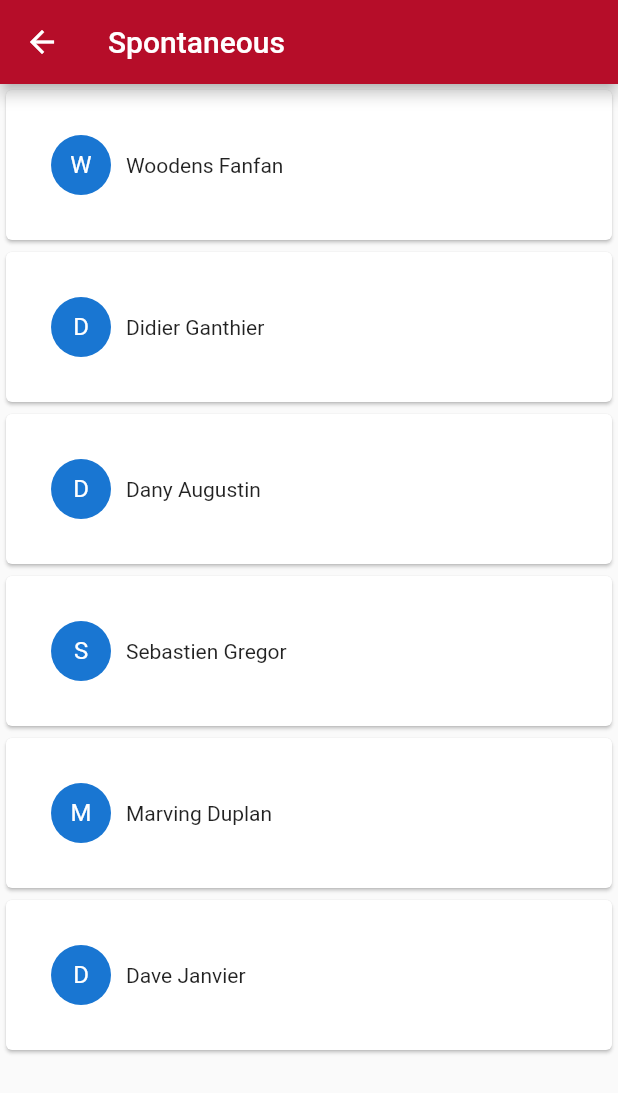
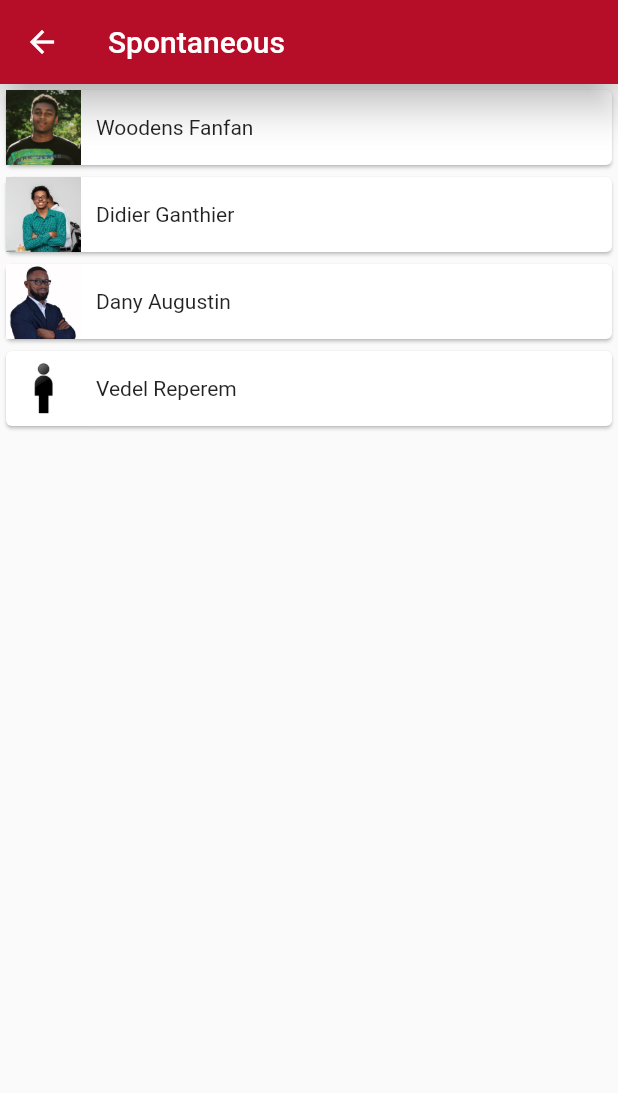
Before and after one commit to SanManke/don_de_sang_0.1, a Flutter app: the Don screen opened directly, after a tap on "SPONTANEOUS DONOR", on a phone screen of 412 x 824 dp. Shown: the top 1093 px of the screen. Run offline on Flutter 3.47's test engine with Material 2 defaults, Android fonts, the phone set to English and light mode, and no system bars.

Commit message:
contact detail page

```diff
--- a/lib/don/don_page.dart
+++ b/lib/don/don_page.dart
@@ -1,7 +1,7 @@
 import 'package:don_de_sang/don/don_regular.dart';
+import 'package:don_de_sang/don/sponta.dart';
 import 'package:flutter/material.dart';
 import 'package:flutter/rendering.dart';
-import 'don_spontaneous.dart';
 
 class Don extends StatefulWidget {
   @override
@@ -12,12 +12,17 @@ class _DonState extends State<Don> {
   @override
   Widget build(BuildContext context) {
     return Scaffold(
+      appBar: AppBar(
+        backgroundColor: Color(0xffb60d29),
+        title: Text('Regular'),
+      ),
       body: ListView(
         children: [
-          _top(),
-          SizedBox(height: 150.0,),
+          SizedBox(
+            height: 150.0,
+          ),
           Container(
-            padding: EdgeInsets.symmetric(vertical: 25),
+            padding: EdgeInsets.symmetric(vertical: 25, horizontal: 40),
             width: double.infinity,
             child: RaisedButton(
               elevation: 5,
@@ -43,7 +48,7 @@ class _DonState extends State<Don> {
             ),
           ),
           Container(
-            padding: EdgeInsets.symmetric(vertical: 25),
+            padding: EdgeInsets.symmetric(vertical: 25, horizontal: 40),
             width: double.infinity,
             child: RaisedButton(
               elevation: 5,
@@ -51,7 +56,7 @@ class _DonState extends State<Don> {
                 Navigator.push(
                   context,
                   MaterialPageRoute(builder: (context) {
-                    return Spontaneous();
+                    return ListSpontaneous();
                   }),
                 );
               },
@@ -72,39 +77,4 @@ class _DonState extends State<Don> {
       ),
     );
   }
-
-  _top() {
-    return Container(
-      padding: EdgeInsets.all(16.0),
-      decoration: BoxDecoration(
-        color: Color(0xffb60d29),
-      ),
-      child: Column(
-        children: [
-          Row(
-            mainAxisAlignment: MainAxisAlignment.spaceBetween,
-            children: [
-              Row(
-                children: [
-                  CircleAvatar(
-                    backgroundImage: AssetImage("assets/woodens.jpg"),
-                  ),
-                  SizedBox(
-                    width: 10.0,
-                  ),
-                  Text(
-                    'DON',
-                    style: TextStyle(
-                        fontFamily: 'BebasNeue',
-                        fontSize: 30.0,
-                        color: Colors.white),
-                  ),
-                ],
-              ),
-            ],
-          ),
-        ],
-      ),
-    );
-  }
 }
--- a/lib/don/don_regular.dart
+++ b/lib/don/don_regular.dart
@@ -89,14 +89,14 @@ class _Don_RegularState extends State<Don_Regular> {
                   _selectDate(context);
                 });
               },
-              padding: EdgeInsets.all(20),
+              padding: EdgeInsets.symmetric(vertical:20, horizontal: 50),
               shape: RoundedRectangleBorder(
                   borderRadius: BorderRadius.circular(15),
               ),
               color: Color(0xffb60d29),
               child: Text(
                 'Availability',
-                style: TextStyle(fontFamily: 'BebasNeue', color: Colors.white),
+                style: TextStyle(fontFamily: 'BebasNeue', color: Colors.white, fontSize: 25),
               ),
             ),
           )
--- a/lib/don/don_spontaneous.dart
+++ /dev/null
@@ -1,57 +0,0 @@
-import 'package:flutter/material.dart';
-import 'dart:async';
-import 'package:http/http.dart' as http;
-import 'dart:convert';
-
-class Spontaneous extends StatefulWidget {
-  @override
-  _SpontaneousState createState() => _SpontaneousState();
-}
-
-class _SpontaneousState extends State<Spontaneous> {
-
-  List<String> Names = [
-    'Woodens Fanfan', 'Didier Ganthier', 'Dany Augustin', 'Sebastien Gregor', 'Marving Duplan', 'Dave Janvier',
-  ];
-
-  @override
-  Widget build(BuildContext context) {
-    return Scaffold(
-      appBar: AppBar(
-        backgroundColor: Color(0xffb60d29),
-        title: Text('Spontaneous'),
-
-      ),
-      body: Container(
-        child: ListView.builder(
-            itemBuilder: (_,int index) => EachList(this.Names[index]),
-          itemCount: this.Names.length,
-        ),
-      )
-    );
-  }
-}
-
-class EachList extends StatelessWidget {
-
-
-  final String name;
-  EachList(this.name);
-
-
-  @override
-  Widget build(BuildContext context) {
-    return Card(
-      child: Container(
-        padding: EdgeInsets.all(30),
-        child: Row(
-          children: [
-            CircleAvatar(child: Text(name[0]),),
-            Padding(padding: EdgeInsets.only(right: 10.0)),
-            Text(name),
-          ],
-        ),
-      ),
-    );
-  }
-}
--- /dev/null
+++ b/lib/don/sponta.dart
@@ -0,0 +1,177 @@
+import 'package:flutter/material.dart';
+
+class ListSpontaneous extends StatefulWidget {
+  @override
+  _ListSpontaneousState createState() => _ListSpontaneousState();
+}
+
+class _ListSpontaneousState extends State<ListSpontaneous> {
+
+  var listName = [
+    "Woodens Fanfan",
+    "Didier Ganthier",
+    "Dany Augustin",
+    "Vedel Reperem",
+  ];
+
+  var description = [
+    "AB+",
+    "A+",
+    "O+",
+    "AB-",
+  ];
+
+  var imgList = [
+    "assets/woodens.jpg",
+    "assets/didier.jpeg",
+    "assets/dany.jpeg",
+    "assets/vedel.png",
+  ];
+
+  var listHopital = [
+    "Hopital Espoir",
+    "Hopital de fermathe",
+    "Hopital de Cap",
+    "Hopital des cayes"
+  ];
+
+  var phoneNumber = [
+    "32151575",
+    "32171717",
+    "43797797",
+    "24335676"
+  ];
+
+  @override
+  Widget build(BuildContext context) {
+    double width = MediaQuery.of(context).size.width * 0.7;
+    return Scaffold(
+      appBar: AppBar(
+        backgroundColor: Color(0xffb60d29),
+        title: Text('Spontaneous'),
+        elevation: 10,
+      ),
+      body: ListView.builder(
+          itemCount: imgList.length,
+          itemBuilder: (context, index){
+            return GestureDetector(
+              onTap: () {
+                showDialogFunc(context, imgList[index], listName[index], description[index], listHopital[index], phoneNumber[index]);
+              },
+              child: Card(
+                child: Row(
+                  children: [
+                    Container(
+                      width: 50,
+                      height: 50,
+                      child: Image.asset(imgList[index]),
+                    ),
+                    Padding(
+                        padding: const EdgeInsets.all(10.0),
+                      child: Column(
+                        crossAxisAlignment: CrossAxisAlignment.start,
+                        children: [
+                          Text(listName[index],
+
+                          ),
+
+                        ],
+                      ),
+                    ),
+                  ],
+                )
+              ),
+            );
+          }
+      ),
+    );
+  }
+}
+
+showDialogFunc(context, img, title , desc, hop , phone){
+  return showDialog(
+    context: context,
+    builder: (context){
+      return Center(
+        child: Material(
+          type: MaterialType.transparency,
+          child: Container(
+            decoration: BoxDecoration(
+              borderRadius: BorderRadius.circular(10),
+              color: Colors.white
+            ),
+            padding: EdgeInsets.all(15),
+            width: MediaQuery.of(context).size.width * 0.8,
+            height: 400,
+            child: Column(
+              crossAxisAlignment: CrossAxisAlignment.center,
+              children: [
+                ClipRRect(
+                  borderRadius: BorderRadius.circular(5),
+                  child: Image.asset(img,
+                    width: 150,
+                    height: 150,
+                  ),
+                ),
+                SizedBox(height: 10,),
+                Text(
+                  title,
+                  style: TextStyle(
+                    fontWeight: FontWeight.bold,
+                    fontSize: 20,
+                    fontFamily: "BebasNeue",
+                    color: Colors.black87,
+                  ),
+                ),
+                SizedBox(height: 10,),
+                Text(
+                  desc,
+                  style: TextStyle(
+                    fontSize: 15,
+                    color: Color(0xffb60d29),
+                  ),
+                  textAlign: TextAlign.center,
+                ),
+                SizedBox(height: 10,),
+                Text(
+                  hop,
+                  style: TextStyle(
+                    fontSize: 20,
+                    fontWeight: FontWeight.bold,
+                    color: Colors.black87
+                  ),
+                ),
+                SizedBox(height: 10,),
+                Text(phone,
+                style: TextStyle(color: Color(0xffb60d29),),
+                ),
+                SizedBox(height: 10,),
+                Container(
+                  padding: EdgeInsets.symmetric(vertical: 10,),
+                  width: double.infinity,
+                  child: RaisedButton(
+                    elevation: 5,
+                    onPressed: () {},
+                    padding: EdgeInsets.all(15),
+                    shape: RoundedRectangleBorder(
+                        borderRadius: BorderRadius.circular(15)
+                    ),
+                    color: Colors.white,
+                    child: Text(
+                      'CALL',
+                      style: TextStyle(
+                          color: Color(0xffb60d29),
+                          fontSize: 18,
+                          fontWeight: FontWeight.bold
+                      ),
+                    ),
+                  ),
+                  )
+              ],
+            ),
+          ),
+        ),
+      );
+    }
+  );
+}
```
Also changed, not shown: lib/dashboard/dashboard.dart (+47 -1 lines), lib/dashboard/dashboard_2.dart (added, +39 -0 lines), lib/request 2.dart (added, +77 -0 lines), assets/dany.jpeg (added), assets/didier.jpeg (added), assets/vedel.png (added).
